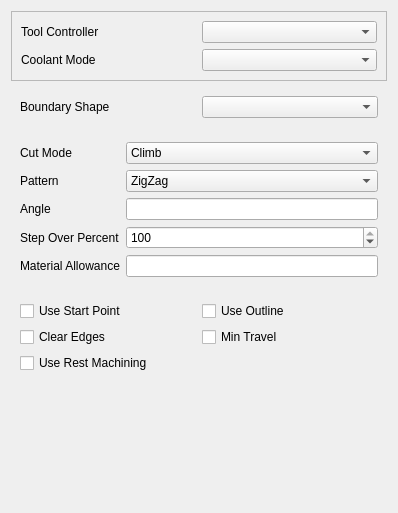
The window that src/Mod/CAM/Gui/Resources/panels/PageOpPocketFullEdit.ui (southseact-3d/fcd) describes before a commit, drawn with Qt 5.
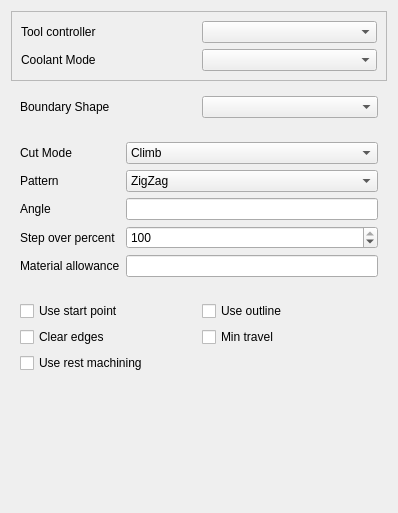
The same window after the commit. Custom widgets are drawn as their Qt base class.

Patch:
```diff
--- a/src/Mod/CAM/Gui/Resources/panels/PageOpPocketFullEdit.ui
+++ b/src/Mod/CAM/Gui/Resources/panels/PageOpPocketFullEdit.ui
@@ -26,7 +26,7 @@
       <item row="0" column="0">
        <widget class="QLabel" name="toolController_label">
         <property name="text">
-         <string>Tool Controller</string>
+         <string>Tool controller</string>
         </property>
        </widget>
       </item>
@@ -175,7 +175,7 @@
       <item row="3" column="0">
        <widget class="QLabel" name="stepOverPercent_label">
         <property name="text">
-         <string>Step Over Percent</string>
+         <string>Step over percent</string>
         </property>
        </widget>
       </item>
@@ -201,7 +201,7 @@
       <item row="4" column="0">
        <widget class="QLabel" name="extraOffset_label">
         <property name="text">
-         <string>Material Allowance</string>
+         <string>Material allowance</string>
         </property>
        </widget>
       </item>
@@ -224,7 +224,7 @@
          <string>Specify if this operation uses a starting point</string>
         </property>
         <property name="text">
-         <string>Use Start Point</string>
+         <string>Use start point</string>
         </property>
        </widget>
       </item>
@@ -234,21 +234,21 @@
          <string>If selected the operation uses the outline of the selected base geometry and ignores all holes and islands</string>
         </property>
         <property name="text">
-         <string>Use Outline</string>
+         <string>Use outline</string>
         </property>
        </widget>
       </item>
       <item row="2" column="0">
        <widget class="QCheckBox" name="clearEdges">
         <property name="text">
-         <string>Clear Edges</string>
+         <string>Clear edges</string>
         </property>
        </widget>
       </item>
       <item row="2" column="1">
        <widget class="QCheckBox" name="minTravel">
         <property name="text">
-         <string>Min Travel</string>
+         <string>Min travel</string>
         </property>
        </widget>
       </item>
@@ -258,7 +258,7 @@
          <string>Check to skip machining regions that have already been cleared by previous operations</string>
         </property>
         <property name="text">
-         <string>Use Rest Machining</string>
+         <string>Use rest machining</string>
         </property>
        </widget>
       </item>
```
Left out of the diff: 2 changed lines with no effect on the pictures.
